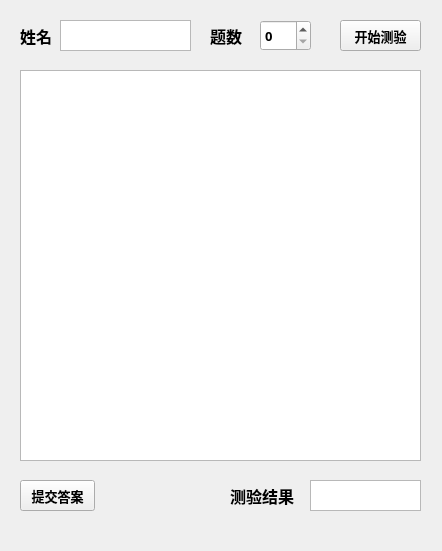
Above: mainPanel.ui from tyronedong/ad-os-exercise2 before the change. Below: the same form after it.
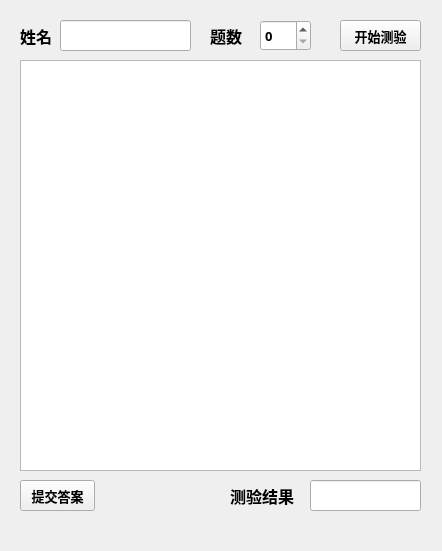
That is the form after the change.

```diff
--- a/mainPanel.ui
+++ b/mainPanel.ui
@@ -21,16 +21,6 @@
   <property name="windowTitle">
    <string>Welcome to the exam</string>
   </property>
-  <widget class="QListView" name="listView">
-   <property name="geometry">
-    <rect>
-     <x>20</x>
-     <y>70</y>
-     <width>401</width>
-     <height>391</height>
-    </rect>
-   </property>
-  </widget>
   <widget class="QLabel" name="label">
    <property name="geometry">
     <rect>
@@ -130,7 +120,7 @@
     <string>测验结果</string>
    </property>
   </widget>
-  <widget class="QPlainTextEdit" name="userTbox">
+  <widget class="QLineEdit" name="userTBox">
    <property name="geometry">
     <rect>
      <x>60</x>
@@ -140,7 +130,7 @@
     </rect>
    </property>
   </widget>
-  <widget class="QPlainTextEdit" name="examResultTBox">
+  <widget class="QLineEdit" name="examResultTBox">
    <property name="geometry">
     <rect>
      <x>310</x>
@@ -150,6 +140,16 @@
     </rect>
    </property>
   </widget>
+  <widget class="QTableView" name="tableView">
+   <property name="geometry">
+    <rect>
+     <x>20</x>
+     <y>60</y>
+     <width>401</width>
+     <height>411</height>
+    </rect>
+   </property>
+  </widget>
  </widget>
  <resources/>
  <connections>
```
